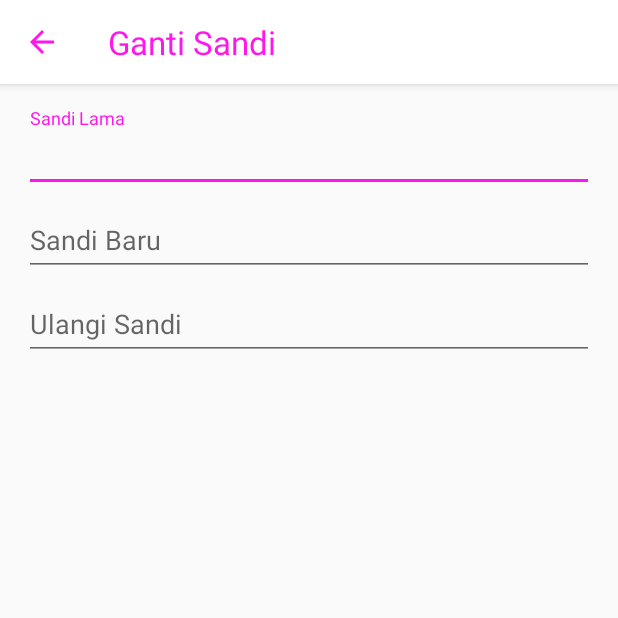
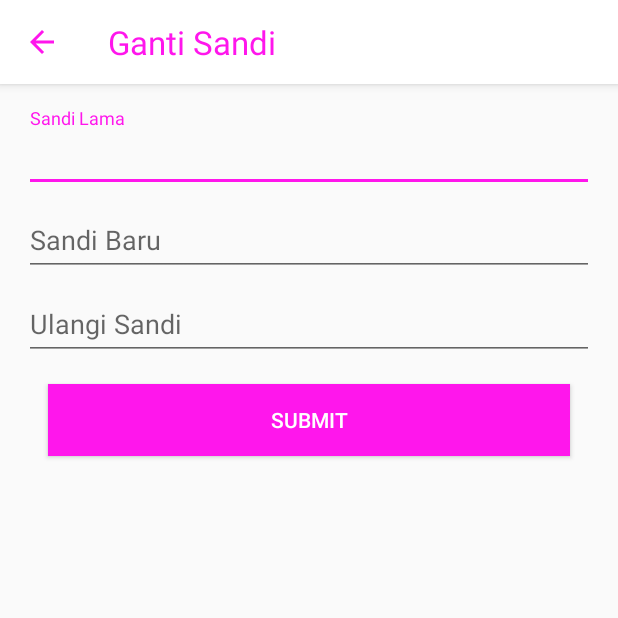
Before and after one commit to zulfahly/SmartParent, an Android app: the ChangePassword screen opened directly, with no data from a screen before it, on a phone screen of 412 x 824 dp, the top half of it. Run offline under Robolectric (Android 15) with nearby library versions, the phone set to English and light mode, and no system bars; 2 statements that could not run were skipped.

Commit message:
add edit password activity

```diff
--- a/app/src/main/java/pnj/ti/b2013/smartparent/view/profile/ChangePassword.java
+++ b/app/src/main/java/pnj/ti/b2013/smartparent/view/profile/ChangePassword.java
@@ -1,27 +1,84 @@
 package pnj.ti.b2013.smartparent.view.profile;
 
+import android.content.Intent;
+import android.support.v7.app.AlertDialog;
 import android.support.v7.app.AppCompatActivity;
 import android.os.Bundle;
+import android.view.View;
+import android.widget.Button;
+import android.widget.EditText;
+import android.widget.Toast;
 
 import pnj.ti.b2013.smartparent.R;
+import pnj.ti.b2013.smartparent.model.Profile;
+import pnj.ti.b2013.smartparent.model.Student;
+import pnj.ti.b2013.smartparent.service.VolleyTaskService;
+import pnj.ti.b2013.smartparent.util.Preferences;
 import pnj.ti.b2013.smartparent.view.BaseActivity;
+import pnj.ti.b2013.smartparent.view.MainActivity;
 
 public class ChangePassword extends BaseActivity {
+
+    Profile profile;
+    Student student;
+    Button submit;
+    EditText oldPassword;
+    EditText newPassword;
+    EditText repeatPassword;
 
     @Override
     protected void onCreate(Bundle savedInstanceState) {
         super.onCreate(savedInstanceState);
         setContentView(R.layout.activity_change_password);
+        profile = Preferences.getInstance(this).getProfile();
+        student = getIntent().getParcelableExtra("student");
+
         initUI();
     }
 
     private void initUI() {
         setToolbar("Ganti Sandi",true);
 
+        submit = (Button) findViewById(R.id.btnSubmit);
+        oldPassword = (EditText) findViewById(R.id.oldPassword);
+        newPassword = (EditText) findViewById(R.id.newPassword);
+        repeatPassword = (EditText) findViewById(R.id.repeatPassword);
+
+        submit.setOnClickListener(new View.OnClickListener() {
+            @Override
+            public void onClick(View view) {
+                changePassword();
+            }
+        });
+
+    }
+
+    private void changePassword() {
+        if (getTaskService().isNetworkAvailable()){
+            getTaskService().editPassword(profile.username,oldPassword.getText().toString(),newPassword.getText().toString());
+        }
     }
 
     @Override
     public void receive(int type, boolean success, Bundle extras) {
+        if (success) {
+            String data = extras.getString(VolleyTaskService.RESPONSE_DATA);
+            switch (type) {
+                case VolleyTaskService.REQ_TYPE_EDIT_PASSWORD:
+                    Preferences.getInstance(this).storeString(Preferences.PROFILE, extras.getString(VolleyTaskService.RESPONSE_DATA));
+                    Toast.makeText(this,"Ubah sandi Sukses",Toast.LENGTH_LONG).show();
+                    extras.putParcelable("student", student);
+                    Intent intent = new Intent(this, MainActivity.class);
+                    intent.putExtras(extras);
+                    startActivity(intent);
+                    break;
+            }
+        } else {
+            new AlertDialog.Builder(this)
+                    .setTitle(getString(R.string.failed))
+                    .setMessage(extras.getString(VolleyTaskService.RESPONSE_MESSAGE))
+                    .show();
+        }
 
     }
 }
--- a/app/src/main/java/pnj/ti/b2013/smartparent/view/profile/ProfileActivity.java
+++ b/app/src/main/java/pnj/ti/b2013/smartparent/view/profile/ProfileActivity.java
@@ -19,6 +19,7 @@ import pnj.ti.b2013.smartparent.service.VolleyTaskService;
 import pnj.ti.b2013.smartparent.util.Preferences;
 import pnj.ti.b2013.smartparent.view.BaseActivity;
 import pnj.ti.b2013.smartparent.view.MainActivity;
+import pnj.ti.b2013.smartparent.view.canteen.CanteenActivity;
 
 public class ProfileActivity extends BaseActivity {
 
@@ -69,7 +70,12 @@ public class ProfileActivity extends BaseActivity {
         changePassword.setOnClickListener(new View.OnClickListener() {
             @Override
             public void onClick(View view) {
+                Bundle extras = new Bundle();
+                extras.putParcelable("student", student);
 
+                Intent intent = new Intent(ProfileActivity.this, ChangePassword.class);
+                intent.putExtras(extras);
+                startActivity(intent);
             }
         });
 
--- a/app/src/main/res/layout/activity_change_password.xml
+++ b/app/src/main/res/layout/activity_change_password.xml
@@ -12,7 +12,7 @@
         android:layout_width="match_parent"
         android:layout_height="match_parent">
 
-        <include layout="@layout/toolbar_igrow"/>
+        <include layout="@layout/toolbar_igrow" />
 
         <FrameLayout
             android:id="@+id/mainFrameContainer"
@@ -23,42 +23,56 @@
             <LinearLayout
                 android:layout_width="match_parent"
                 android:layout_height="wrap_content"
-                android:orientation="vertical"
-                android:layout_margin="@dimen/large_padding">
+                android:layout_margin="@dimen/large_padding"
+                android:orientation="vertical">
+
                 <android.support.design.widget.TextInputLayout
                     android:layout_width="match_parent"
                     android:layout_height="wrap_content">
+
                     <EditText
                         android:id="@+id/oldPassword"
                         android:layout_width="match_parent"
                         android:layout_height="wrap_content"
                         android:hint="Sandi Lama"
-                        android:inputType="textPassword"/>
+                        android:inputType="textPassword" />
                 </android.support.design.widget.TextInputLayout>
 
 
                 <android.support.design.widget.TextInputLayout
                     android:layout_width="match_parent"
                     android:layout_height="wrap_content">
+
                     <EditText
                         android:id="@+id/newPassword"
                         android:layout_width="match_parent"
                         android:layout_height="wrap_content"
                         android:hint="Sandi Baru"
-                        android:inputType="textPassword"/>
+                        android:inputType="textPassword" />
                 </android.support.design.widget.TextInputLayout>
 
 
                 <android.support.design.widget.TextInputLayout
                     android:layout_width="match_parent"
                     android:layout_height="wrap_content">
+
                     <EditText
-                        android:id="@+id/Name"
+                        android:id="@+id/repeatPassword"
                         android:layout_width="match_parent"
                         android:layout_height="wrap_content"
                         android:hint="Ulangi Sandi"
-                        android:inputType="textPassword"/>
+                        android:inputType="textPassword" />
                 </android.support.design.widget.TextInputLayout>
+
+
+                <android.support.v7.widget.AppCompatButton
+                    android:id="@+id/btnSubmit"
+                    android:layout_width="match_parent"
+                    android:layout_height="wrap_content"
+                    android:layout_margin="@dimen/large_padding"
+                    android:background="@drawable/selectable_primary"
+                    android:text="Submit"
+                    android:textColor="@color/button_title_color" />
 
             </LinearLayout>
 
@@ -67,7 +81,4 @@
     </RelativeLayout>
 
 
-
-
-
 </LinearLayout>
```
Also changed, not shown: app/src/main/java/pnj/ti/b2013/smartparent/service/VolleyTaskService.java (+13 -0 lines).
